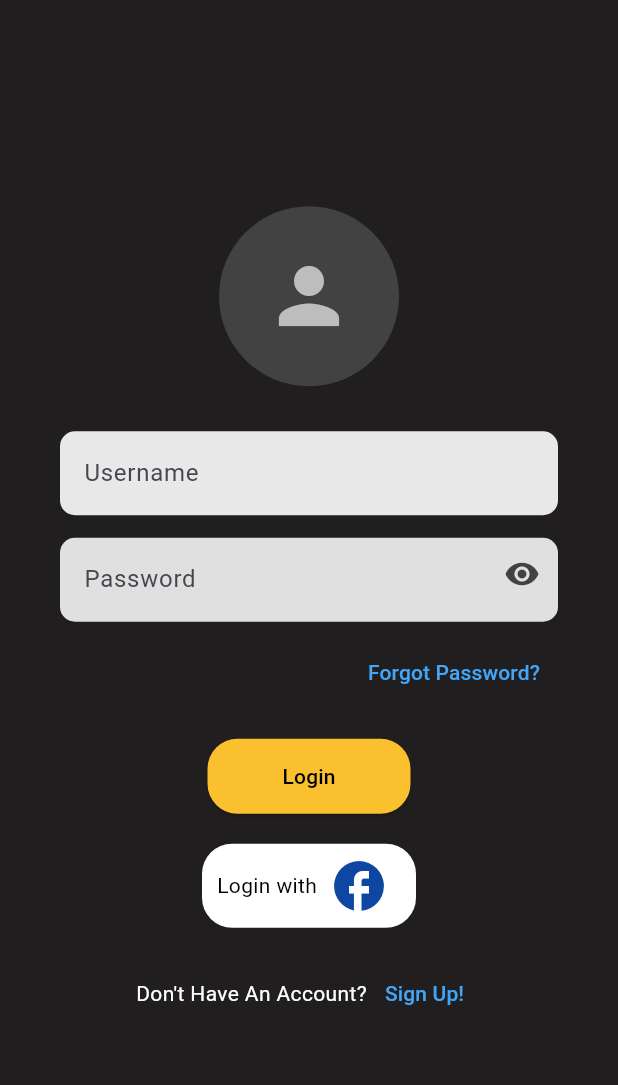
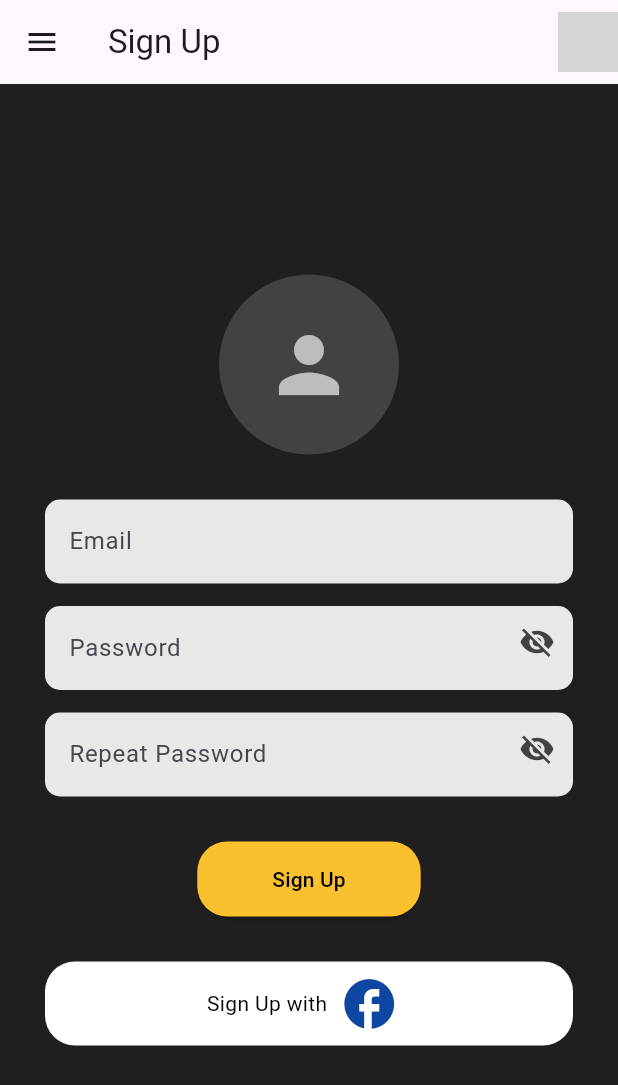
Before and after one commit to abdel6602/hedeyaty, a Flutter app: the screen it shows after launch, after a tap on the "visibility off" icon, after a tap on "Sign Up!", on a phone screen of 412 x 824 dp. Shown: the top 1085 px of the screen. Run offline on Flutter 3.47's test engine with Material 3 defaults, Android fonts, the phone set to English and light mode, and no system bars; network calls fail; grey boxes are pictures that could not be loaded.

Commit message:
signup page ui

```diff
--- a/lib/main.dart
+++ b/lib/main.dart
@@ -1,4 +1,5 @@
 import 'package:flutter/material.dart';
+import 'package:hedeyaty/app_colors.dart';
 import './pages/login_page.dart';
 
 //main
@@ -14,7 +15,9 @@
 
   @override
   Widget build(BuildContext context){
-    return Scaffold(
+    return const Scaffold(
+      resizeToAvoidBottomInset: true,
+      backgroundColor: AppColors.primaryDark,
       body: LoginPage(),
     );
   }
--- a/lib/pages/login_page.dart
+++ b/lib/pages/login_page.dart
@@ -1,6 +1,6 @@
 import 'package:flutter/material.dart';
 import 'package:hedeyaty/app_colors.dart';
-
+import 'sign_up_page.dart';
 class LoginPage extends StatefulWidget {
   const LoginPage({ Key? key }) : super(key: key);
 
@@ -18,9 +18,16 @@ class _LoginPageState extends State<LoginPage> {
 
   @override
   Widget build(BuildContext context) {
-    return Scaffold(
+    return  Scaffold(
+      resizeToAvoidBottomInset: true,
       backgroundColor: AppColors.primaryDark,
-      body: Center(
+      body: _buildBody(),
+    );
+
+  }
+
+  Widget _buildBody(){
+    return Center(
         child: Padding(
           padding: const EdgeInsets.symmetric(horizontal: 40),
           child: Column(
@@ -47,7 +54,7 @@ class _LoginPageState extends State<LoginPage> {
               // Login Button
               _buildLoginButton(),
               const SizedBox(height: 20),
-              // Google and Facebook Buttons
+              // Facebook Buttons
               Row(
                 mainAxisAlignment: MainAxisAlignment.center,
                 children: [
@@ -59,9 +66,7 @@ class _LoginPageState extends State<LoginPage> {
               _buildSignUpPrompt(),
             ],
           ),
-        ),
-      ),
-    );
+        ),);
   }
 
   Widget _buildSignUpPrompt() {
@@ -73,7 +78,9 @@ class _LoginPageState extends State<LoginPage> {
                   style: TextStyle(color: Colors.white),
                 ),
                 TextButton(
-                  onPressed: () {},
+                  onPressed: () {
+                    Navigator.push(context, MaterialPageRoute(builder: (context) => SignUpPage()));
+                  },
                   child: Text(
                     'Sign Up!',
                     style: TextStyle(color: Colors.blue[400]),
@@ -127,7 +134,7 @@ class _LoginPageState extends State<LoginPage> {
                   });
                 },
                 decoration: InputDecoration(
-                  hintText: 'Username',
+                  hintText: 'Email',
                   filled: true,
                   fillColor: AppColors.textColor,
                   border: OutlineInputBorder(
--- /dev/null
+++ b/lib/pages/sign_up_page.dart
@@ -0,0 +1,163 @@
+import 'package:flutter/material.dart';
+import 'package:hedeyaty/app_colors.dart';
+import '../reusables/app_bar.dart';
+import '../reusables/drawer.dart';
+
+class SignUpPage extends StatefulWidget {
+  const SignUpPage({ Key? key }) : super(key: key);
+
+  @override
+  _SignUpPageState createState() => _SignUpPageState();
+}
+
+class _SignUpPageState extends State<SignUpPage> {
+  final TextEditingController _emailControlller = TextEditingController();
+  final TextEditingController _passwordController = TextEditingController();
+  final TextEditingController _repeatPasswordController = TextEditingController();
+  bool _isObscure = true;
+
+  @override
+  Widget build(BuildContext context) {
+    return Scaffold(
+      appBar: CustomAppBar(showProfilePicture: true, title: 'Sign Up'),
+      drawer: MyDrawer(),
+      resizeToAvoidBottomInset: true,
+      backgroundColor: AppColors.primaryDark,
+      body: _buildBody(),
+    );
+
+  }
+
+  Widget _buildBody(){
+    return Center(
+      child: Padding(
+        padding: const EdgeInsets.all(30.0),
+          child: Column(
+            mainAxisAlignment: MainAxisAlignment.center,
+            crossAxisAlignment: CrossAxisAlignment.center,
+          children: [
+            const Spacer(),
+            _buildProfileAvatar(),
+            const SizedBox(height: 30,),
+            _buildTextField(_emailControlller, 'Email', false),
+            const SizedBox(height: 15,),
+            _buildTextField(_passwordController, 'Password', true),
+            const SizedBox(height: 15,),
+            _buildTextField(_repeatPasswordController, 'Repeat Password', true),
+            const SizedBox(height: 30,),
+            _buildTextButton('Sign Up', () {
+              print('Sign Up');
+            }),
+            const SizedBox(height: 30,),
+            _buildLoginWithFacebookButton(),
+            // const SizedBox(height: 160,),
+            const Spacer(),
+
+
+          ],
+        ),
+      ),
+
+    );
+  }
+
+  Widget _buildLoginWithFacebookButton() {
+    return Container(
+                  decoration: BoxDecoration(
+                    borderRadius: BorderRadius.circular(20),
+                    color: Colors.white,
+                  ),
+                  child: Padding(
+                    padding: const EdgeInsets.symmetric(horizontal: 10),
+                    child: Row(
+                      mainAxisAlignment: MainAxisAlignment.center,
+                      children: [
+                        const Text("Sign Up with", style: TextStyle(color: Colors.black),),
+                        IconButton(
+                          onPressed: () {},
+                          icon:  Icon(Icons.facebook_rounded,
+                              color: Colors.blue[900], size: 40),
+
+                        ),
+                      ],
+                    ),
+                  ),
+                );
+  }
+
+  Widget _buildProfileAvatar(){
+    return CircleAvatar(
+                radius: 60,
+                backgroundColor: Colors.grey[800],
+                child: Icon(
+                  Icons.person,
+                  size: 60,
+                  color: Colors.grey[400],
+                ),
+              );
+  }
+
+  Widget _buildTextField(controllerObj, hint, isPassword){
+    return Stack(
+                children: [
+                  TextField(
+                obscureText: isPassword,
+                controller: controllerObj,
+                onChanged: (value) {
+                  setState(() {
+                    controllerObj = value;
+                  });
+                },
+                decoration: InputDecoration(
+                  hintText: hint,
+                  filled: true,
+                  fillColor: AppColors.textColor,
+                  border: OutlineInputBorder(
+                    borderRadius: BorderRadius.circular(10),
+                    borderSide: BorderSide.none,
+                  ),
+                ),
+              ),
+
+              if(isPassword) _renderShowPassword(),
+
+              ],
+              );
+
+  }
+
+  Widget _buildTextButton(String text, onPress) {
+    return ElevatedButton(
+                onPressed: onPress  ?? () {},
+                style: ElevatedButton.styleFrom(
+                  backgroundColor: Colors.yellow[700],
+                  shape: RoundedRectangleBorder(
+                    borderRadius: BorderRadius.circular(20),
+                  ),
+                  padding: const EdgeInsets.symmetric(horizontal: 50, vertical: 15),
+                ),
+                child: Text(
+                  text,
+                  style: const TextStyle(color: Colors.black),
+                ),
+              );
+  }
+
+  Widget _renderShowPassword(){
+    return Positioned(
+                right: 0,
+                child: IconButton(
+                  onPressed: () {
+                    setState(() {
+                      _isObscure = !_isObscure;
+                    });
+                  },
+                  icon: Icon(
+                    _isObscure ? Icons.visibility_off : Icons.visibility,
+                    color: Colors.grey[800],
+                  ),
+                ),
+              );
+  }
+
+}
--- /dev/null
+++ b/lib/reusables/app_bar.dart
@@ -0,0 +1,33 @@
+import 'package:flutter/material.dart';
+
+class CustomAppBar extends StatelessWidget implements PreferredSizeWidget {
+  final bool showProfilePicture;
+  final String title;
+
+  const CustomAppBar({super.key, required this.showProfilePicture, required this.title});
+
+  @override
+  Widget build(BuildContext context) {
+    return AppBar(
+      title: Text(title),
+      leading: Builder(builder:
+      (BuildContext context){
+        return IconButton(
+          icon: const Icon(Icons.menu),
+          onPressed: () {
+            Scaffold.of(context).openDrawer();
+          },
+        );
+      }),
+      actions: [
+        if (showProfilePicture)
+          CircleAvatar(
+            backgroundImage: NetworkImage('https://animation.fandom.com/wiki/SpongeBob_SquarePants_%28character%29'), // Replace with your actual image URL
+          ),
+      ],
+    );
+  }
+
+  @override
+  Size get preferredSize => const Size.fromHeight(kToolbarHeight);
+}
--- /dev/null
+++ b/lib/reusables/drawer.dart
@@ -0,0 +1,71 @@
+import 'package:flutter/material.dart';
+
+class MyDrawer extends StatelessWidget {
+  @override
+  Widget build(BuildContext context) {
+    return Drawer(
+      child: ListView(
+        padding: EdgeInsets.zero,
+        children: [
+          DrawerHeader(
+            decoration: BoxDecoration(
+              color: Colors.yellow[800],
+            ),
+            child: Text(
+              'Menu',
+              style: TextStyle(
+                color: Colors.black,
+                fontSize: 24,
+              ),
+            ),
+          ),
+          ListTile(
+            leading: Icon(Icons.home),
+            title: Text('Home'),
+            onTap: () {
+              // Handle Home tap
+              Navigator.pop(context); // Close the drawer
+              // Navigate to Home screen
+            },
+          ),
+          ListTile(
+            leading: Icon(Icons.person),
+            title: Text('Profile'),
+            onTap: () {
+              // Handle Profile tap
+              Navigator.pop(context); // Close the drawer
+              // Navigate to Profile screen
+            },
+          ),
+          ListTile(
+            leading: Icon(Icons.card_giftcard),
+            title: Text('My Pledged Gifts'),
+            onTap: () {
+              // Handle My Pledged Gifts tap
+              Navigator.pop(context); // Close the drawer
+              // Navigate to My Pledged Gifts screen
+            },
+          ),
+          ListTile(
+            leading: Icon(Icons.calendar_today),
+            title: Text('My Events'),
+            onTap: () {
+              // Handle My Events tap
+              Navigator.pop(context); // Close the drawer
+              // Navigate to My Events screen
+            },
+          ),
+          ListTile(
+            leading: Icon(Icons.exit_to_app),
+            title: Text('Log Out'),
+            onTap: () {
+              // Handle Log Out tap
+              Navigator.pop(context); // Close the drawer
+              // Implement logout logic
+            },
+          ),
+        ],
+      ),
+    );
+  }
+}
```
